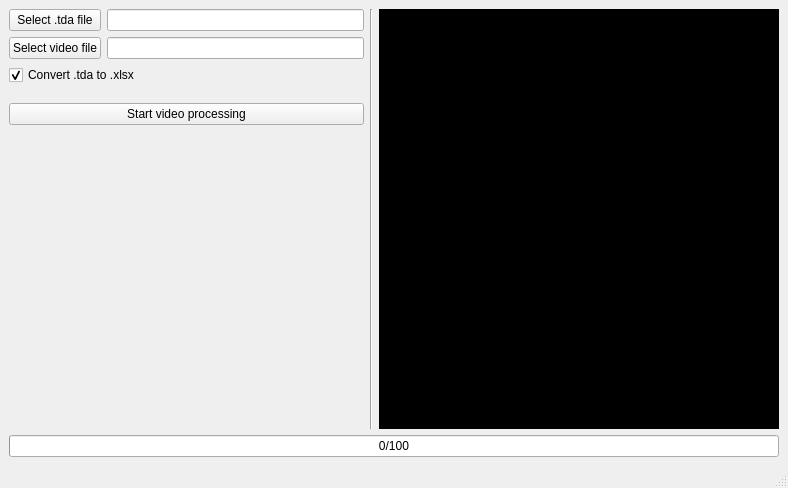
Old version of the form assets/MainWindow.ui in the repository ioyurev/vta-video-overlay.
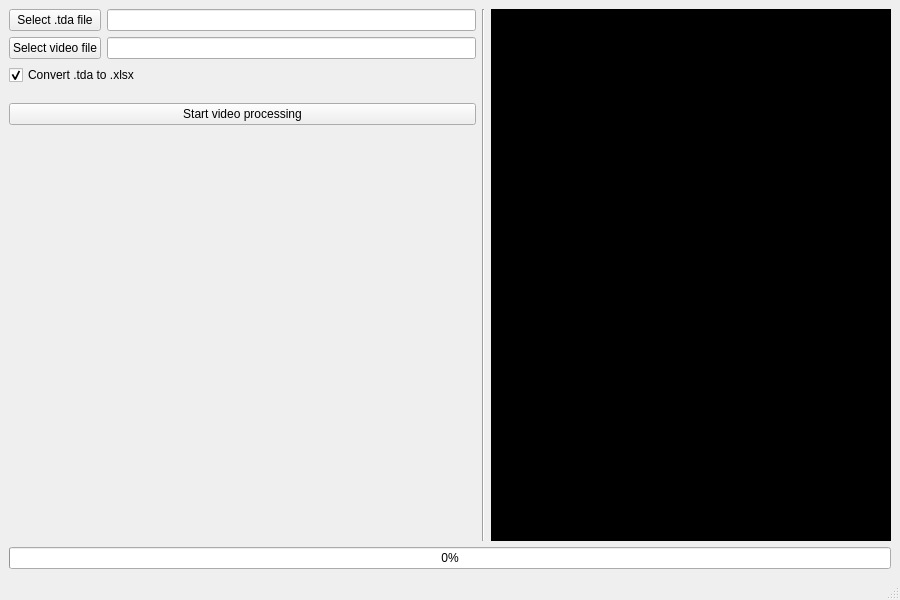
New version of the form. Icons and pictures are not drawn.

The edit to the form file:
```diff
--- a/assets/MainWindow.ui
+++ b/assets/MainWindow.ui
@@ -11,11 +11,17 @@
    </rect>
   </property>
   <property name="sizePolicy">
-   <sizepolicy hsizetype="Fixed" vsizetype="Fixed">
+   <sizepolicy hsizetype="Preferred" vsizetype="Preferred">
     <horstretch>0</horstretch>
     <verstretch>0</verstretch>
    </sizepolicy>
   </property>
+  <property name="minimumSize">
+   <size>
+    <width>900</width>
+    <height>600</height>
+   </size>
+  </property>
   <property name="windowTitle">
    <string notr="true">VTA video overlay</string>
   </property>
@@ -78,7 +84,7 @@
        <bool>true</bool>
       </property>
       <property name="format">
-       <string>%v/%m</string>
+       <string>%p%</string>
       </property>
      </widget>
     </item>
```
